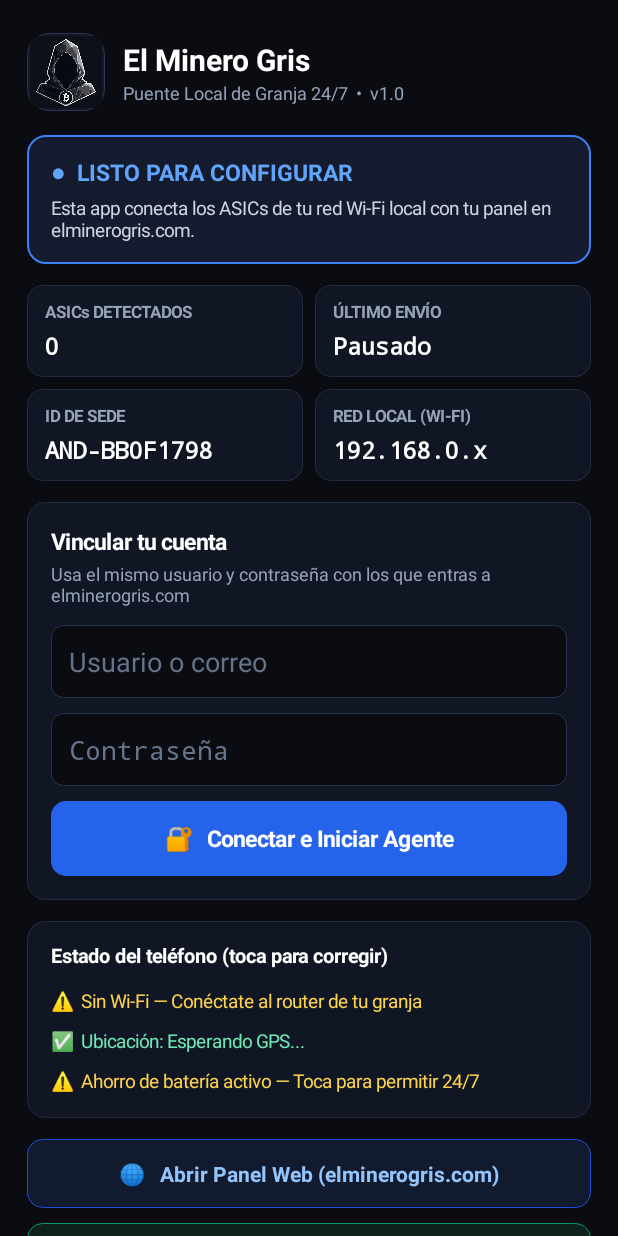
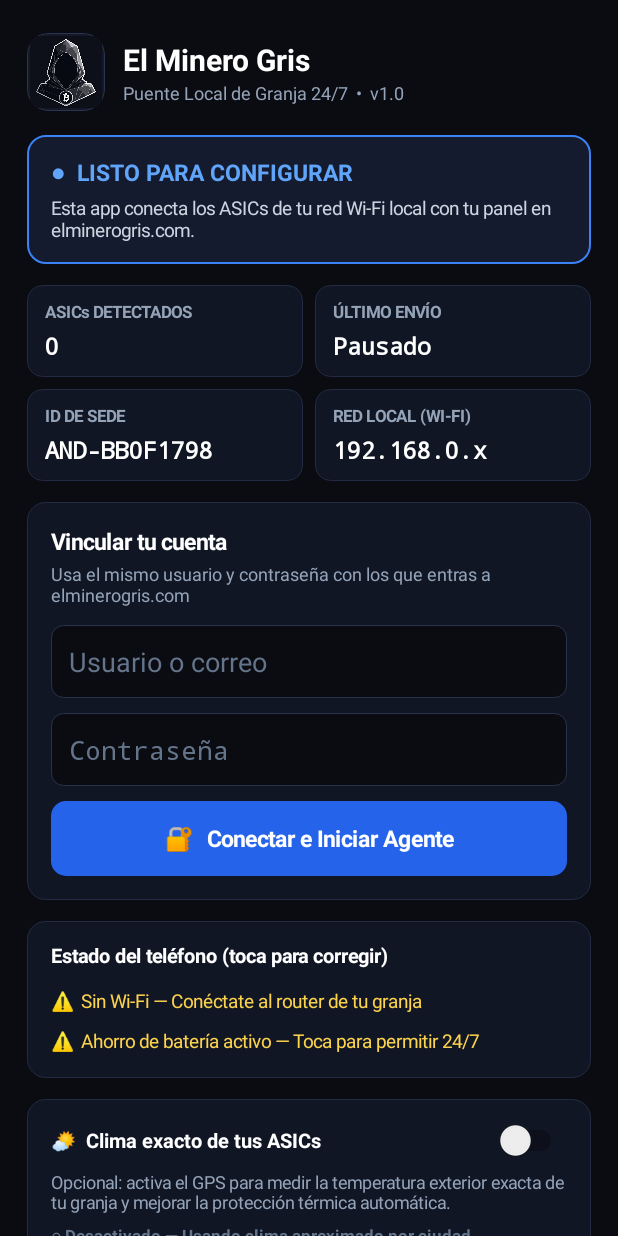
Before and after one commit to elminerogris/el-minero-gris-android, an Android app: the screen it shows after launch (MainActivity), on a phone screen of 412 x 824 dp. Run offline under Robolectric (Android 15) with nearby library versions, the phone set to English and light mode, and no system bars.

Commit message:
Update MainActivity.kt

```diff
--- a/app/src/main/java/com/elminerogris/agente/MainActivity.kt
+++ b/app/src/main/java/com/elminerogris/agente/MainActivity.kt
@@ -40,24 +40,24 @@ class MainActivity : AppCompatActivity() {
     private val urlVersion = "https://elminerogris.com/api/agente/apk_version"
     private var apkUpdateUrl = ""
     private var mostrandoFormularioLogin = false
+    private var actualizandoSwitchInterno = false
 
-    // Banner principal de estado
     private lateinit var cardBanner: LinearLayout
     private lateinit var txtBadgeEstado: TextView
     private lateinit var txtDescEstado: TextView
 
-    // Métricas en vivo (2x2)
     private lateinit var valAsics: TextView
     private lateinit var valSync: TextView
     private lateinit var valSede: TextView
     private lateinit var valSubred: TextView
 
-    // Checklist de salud
     private lateinit var txtCheckWifi: TextView
-    private lateinit var txtCheckGps: TextView
     private lateinit var txtCheckBateria: TextView
 
-    // Controles de sesión / acción
+    // Clima / GPS opcional
+    private lateinit var switchClima: Switch
+    private lateinit var txtEstadoClima: TextView
+
     private lateinit var cardLoginForm: LinearLayout
     private lateinit var cardAccionRapida: LinearLayout
     private lateinit var txtCuentaGuardada: TextView
@@ -220,7 +220,7 @@ class MainActivity : AppCompatActivity() {
         row2.addView(boxSubred)
         root.addView(row2)
 
-        // ==================== 4. CONTROL PRINCIPAL (ACCION RAPIDA / DETENER) ====================
+        // ==================== 4. CONTROL PRINCIPAL ====================
         cardAccionRapida = LinearLayout(this).apply {
             orientation = LinearLayout.VERTICAL
             background = fondo("#111624", 12, "#232B42")
@@ -353,7 +353,7 @@ class MainActivity : AppCompatActivity() {
         cardLoginForm.addView(btnConectarLogin)
         root.addView(cardLoginForm)
 
-        // ==================== 6. CHECKLIST DE SALUD (PARA PRINCIPIANTES) ====================
+        // ==================== 6. CHECKLIST DE SALUD ====================
         val cardSalud = LinearLayout(this).apply {
             orientation = LinearLayout.VERTICAL
             background = fondo("#111624", 12, "#232B42")
@@ -376,21 +376,69 @@ class MainActivity : AppCompatActivity() {
             textSize = 12.5f
             setPadding(0, 5.dp(), 0, 5.dp())
         }
-        txtCheckGps = TextView(this).apply {
-            textSize = 12.5f
-            setPadding(0, 5.dp(), 0, 5.dp())
-        }
         txtCheckBateria = TextView(this).apply {
             textSize = 12.5f
             setPadding(0, 5.dp(), 0, 2.dp())
         }
 
         cardSalud.addView(txtCheckWifi)
-        cardSalud.addView(txtCheckGps)
         cardSalud.addView(txtCheckBateria)
         root.addView(cardSalud)
 
-        // ==================== 7. ACCESOS RÁPIDOS ====================
+        // ==================== 7. TARJETA OPCIONAL: CLIMA EXACTO ====================
+        val cardClima = LinearLayout(this).apply {
+            orientation = LinearLayout.VERTICAL
+            background = fondo("#111624", 12, "#232B42")
+            setPadding(16.dp(), 14.dp(), 16.dp(), 14.dp())
+            layoutParams = LinearLayout.LayoutParams(
+                LinearLayout.LayoutParams.MATCH_PARENT,
+                LinearLayout.LayoutParams.WRAP_CONTENT
+            ).apply { bottomMargin = 14.dp() }
+        }
+
+        val filaClimaHeader = LinearLayout(this).apply {
+            orientation = LinearLayout.HORIZONTAL
+            gravity = Gravity.CENTER_VERTICAL
+            layoutParams = LinearLayout.LayoutParams(
+                LinearLayout.LayoutParams.MATCH_PARENT,
+                LinearLayout.LayoutParams.WRAP_CONTENT
+            )
+        }
+
+        val tituloClima = TextView(this).apply {
+            text = "🌤️  Clima exacto de tus ASICs"
+            textSize = 13.5f
+            setTypeface(null, Typeface.BOLD)
+            setTextColor(Color.WHITE)
+            layoutParams = LinearLayout.LayoutParams(0, LinearLayout.LayoutParams.WRAP_CONTENT, 1f)
+        }
+
+        switchClima = Switch(this).apply {
+            isChecked = prefs.getBoolean("gps_enabled", false)
+        }
+
+        filaClimaHeader.addView(tituloClima)
+        filaClimaHeader.addView(switchClima)
+
+        val descClima = TextView(this).apply {
+            text = "Opcional: activa el GPS para medir la temperatura exterior exacta de tu granja y mejorar la protección térmica automática."
+            textSize = 11.8f
+            setTextColor(Color.parseColor("#94A3B8"))
+            setPadding(0, 6.dp(), 0, 4.dp())
+        }
+
+        txtEstadoClima = TextView(this).apply {
+            textSize = 11.5f
+            setTypeface(null, Typeface.BOLD)
+            setPadding(0, 2.dp(), 0, 0)
+        }
+
+        cardClima.addView(filaClimaHeader)
+        cardClima.addView(descClima)
+        cardClima.addView(txtEstadoClima)
+        root.addView(cardClima)
+
+        // ==================== 8. ACCESOS RÁPIDOS ====================
         val btnAbrirWeb = Button(this).apply {
             text = "🌐   Abrir Panel Web (elminerogris.com)"
             isAllCaps = false
@@ -423,6 +471,27 @@ class MainActivity : AppCompatActivity() {
         setContentView(scroll)
 
         // ==================== EVENTOS ====================
+        switchClima.setOnCheckedChangeListener { _, isChecked ->
+            if (actualizandoSwitchInterno) return@setOnCheckedChangeListener
+            if (isChecked) {
+                val tienePerm = ContextCompat.checkSelfPermission(this, Manifest.permission.ACCESS_FINE_LOCATION) == PackageManager.PERMISSION_GRANTED ||
+                        ContextCompat.checkSelfPermission(this, Manifest.permission.ACCESS_COARSE_LOCATION) == PackageManager.PERMISSION_GRANTED
+                if (tienePerm) {
+                    prefs.edit().putBoolean("gps_enabled", true).apply()
+                    actualizarTodoUI()
+                } else {
+                    ActivityCompat.requestPermissions(
+                        this,
+                        arrayOf(Manifest.permission.ACCESS_FINE_LOCATION, Manifest.permission.ACCESS_COARSE_LOCATION),
+                        102
+                    )
+                }
+            } else {
+                prefs.edit().putBoolean("gps_enabled", false).apply()
+                actualizarTodoUI()
+            }
+        }
+
         btnConectarLogin.setOnClickListener {
             val u = inpUser.text.toString().trim()
             val p = inpPass.text.toString()
@@ -479,9 +548,6 @@ class MainActivity : AppCompatActivity() {
         txtCheckWifi.setOnClickListener {
             startActivity(Intent(Settings.ACTION_WIFI_SETTINGS))
         }
-        txtCheckGps.setOnClickListener {
-            solicitarPermisosNecesarios()
-        }
         txtCheckBateria.setOnClickListener {
             pedirIgnorarBateria()
         }
@@ -499,9 +565,22 @@ class MainActivity : AppCompatActivity() {
             }
         }
 
-        solicitarPermisosNecesarios()
+        solicitarPermisoNotificaciones()
         actualizarTodoUI()
         verificarActualizacion(manual = false)
+    }
+
+    override fun onRequestPermissionsResult(requestCode: Int, permissions: Array<out String>, grantResults: IntArray) {
+        super.onRequestPermissionsResult(requestCode, permissions, grantResults)
+        if (requestCode == 102) {
+            val prefs = getSharedPreferences("emg_prefs", Context.MODE_PRIVATE)
+            val concedido = grantResults.any { it == PackageManager.PERMISSION_GRANTED }
+            prefs.edit().putBoolean("gps_enabled", concedido).apply()
+            actualizandoSwitchInterno = true
+            switchClima.isChecked = concedido
+            actualizandoSwitchInterno = false
+            actualizarTodoUI()
+        }
     }
 
     override fun onResume() {
@@ -535,7 +614,7 @@ class MainActivity : AppCompatActivity() {
         val running = prefs.getBoolean("service_running", false)
         val count = prefs.getInt("miners_count", 0)
         val lastSync = prefs.getString("last_sync", "Esperando...") ?: "Esperando..."
-        val gpsStatus = prefs.getString("gps_status", "Esperando GPS...") ?: "Esperando GPS..."
+        val gpsActivo = prefs.getBoolean("gps_enabled", false)
 
         val dp = resources.displayMetrics.density
         fun fondoBanner(bg: String, border: String): GradientDrawable {
@@ -546,7 +625,6 @@ class MainActivity : AppCompatActivity() {
             }
         }
 
-        // 1. Banner de estado (imposible confundirse)
         when {
             running && apiKey.isNotEmpty() -> {
                 cardBanner.background = fondoBanner("#092418", "#10B981")
@@ -568,14 +646,12 @@ class MainActivity : AppCompatActivity() {
             }
         }
 
-        // 2. Métricas 2x2
         valAsics.text = "$count"
         valAsics.setTextColor(if (count > 0 && running) Color.parseColor("#34D399") else Color.WHITE)
         valSync.text = if (running) lastSync else "Pausado"
         valSede.text = agentId
         valSubred.text = "${subnetWifi ?: subnetGuardada}.x"
 
-        // 3. Visibilidad inteligente de Login vs Control Activo
         val tieneSesion = apiKey.isNotEmpty() && !mostrandoFormularioLogin
         if (tieneSesion) {
             cardLoginForm.visibility = View.GONE
@@ -595,22 +671,12 @@ class MainActivity : AppCompatActivity() {
             cardAccionRapida.visibility = View.GONE
         }
 
-        // 4. Checklist de salud
         if (subnetWifi != null) {
             txtCheckWifi.text = "✅  Wi-Fi local conectado ($subnetWifi.x)"
             txtCheckWifi.setTextColor(Color.parseColor("#6EE7B7"))
         } else {
             txtCheckWifi.text = "⚠️  Sin Wi-Fi — Conéctate al router de tu granja"
             txtCheckWifi.setTextColor(Color.parseColor("#FCD34D"))
-        }
-
-        val gpsPermOk = ContextCompat.checkSelfPermission(this, Manifest.permission.ACCESS_FINE_LOCATION) == PackageManager.PERMISSION_GRANTED
-        if (gpsPermOk) {
-            txtCheckGps.text = "✅  Ubicación: $gpsStatus"
-            txtCheckGps.setTextColor(Color.parseColor("#6EE7B7"))
-        } else {
-            txtCheckGps.text = "⚠️  GPS sin permiso — Toca aquí para activar"
-            txtCheckGps.setTextColor(Color.parseColor("#FCD34D"))
         }
 
         val pm = getSystemService(Context.POWER_SERVICE) as? PowerManager
@@ -621,6 +687,17 @@ class MainActivity : AppCompatActivity() {
         } else {
             txtCheckBateria.text = "⚠️  Ahorro de batería activo — Toca para permitir 24/7"
             txtCheckBateria.setTextColor(Color.parseColor("#FCD34D"))
+        }
+
+        actualizandoSwitchInterno = true
+        switchClima.isChecked = gpsActivo
+        actualizandoSwitchInterno = false
+        if (gpsActivo) {
+            txtEstadoClima.text = "● Activo — Usando ubicación precisa para el clima exterior"
+            txtEstadoClima.setTextColor(Color.parseColor("#34D399"))
+        } else {
+            txtEstadoClima.text = "○ Desactivado — Usando clima aproximado por ciudad"
+            txtEstadoClima.setTextColor(Color.parseColor("#64748B"))
         }
     }
 
@@ -645,19 +722,11 @@ class MainActivity : AppCompatActivity() {
         return nuevoId
     }
 
-    private fun solicitarPermisosNecesarios() {
-        val permisos = mutableListOf(
-            Manifest.permission.ACCESS_FINE_LOCATION,
-            Manifest.permission.ACCESS_COARSE_LOCATION
-        )
+    private fun solicitarPermisoNotificaciones() {
         if (Build.VERSION.SDK_INT >= Build.VERSION_CODES.TIRAMISU) {
-            permisos.add(Manifest.permission.POST_NOTIFICATIONS)
-        }
-        val faltantes = permisos.filter {
-            ContextCompat.checkSelfPermission(this, it) != PackageManager.PERMISSION_GRANTED
-        }
-        if (faltantes.isNotEmpty()) {
-            ActivityCompat.requestPermissions(this, faltantes.toTypedArray(), 101)
+            if (ContextCompat.checkSelfPermission(this, Manifest.permission.POST_NOTIFICATIONS) != PackageManager.PERMISSION_GRANTED) {
+                ActivityCompat.requestPermissions(this, arrayOf(Manifest.permission.POST_NOTIFICATIONS), 101)
+            }
         }
     }
 
```
